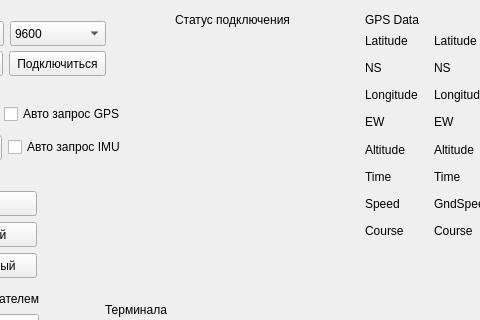
Above: devmain.ui from rmtsoftware/SerialWritter before the change; both pictures show x 105 to 585 and y 0 to 320 of the 746 by 600 pixel window. Below: the same form after it.
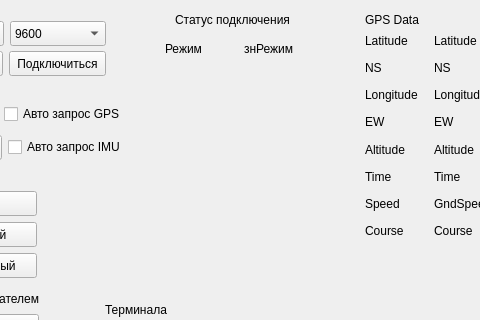
That is the form after the change.

Commit message: Добавлен вывод ручного режима в UI

The edit to the form file:
```diff
--- a/devmain.ui
+++ b/devmain.ui
@@ -965,6 +965,38 @@
      </item>
     </layout>
    </widget>
+   <widget class="QWidget" name="">
+    <property name="geometry">
+     <rect>
+      <x>270</x>
+      <y>40</y>
+      <width>151</width>
+      <height>18</height>
+     </rect>
+    </property>
+    <layout class="QHBoxLayout" name="horizontalLayout_23">
+     <item>
+      <widget class="QLabel" name="lb_rmode">
+       <property name="styleSheet">
+        <string notr="true"/>
+       </property>
+       <property name="text">
+        <string>Режим</string>
+       </property>
+      </widget>
+     </item>
+     <item>
+      <widget class="QLabel" name="lb_rmode_val">
+       <property name="styleSheet">
+        <string notr="true"/>
+       </property>
+       <property name="text">
+        <string>знРежим</string>
+       </property>
+      </widget>
+     </item>
+    </layout>
+   </widget>
   </widget>
   <widget class="QMenuBar" name="menubar">
    <property name="geometry">
```
The commit also changes 3 other files.
